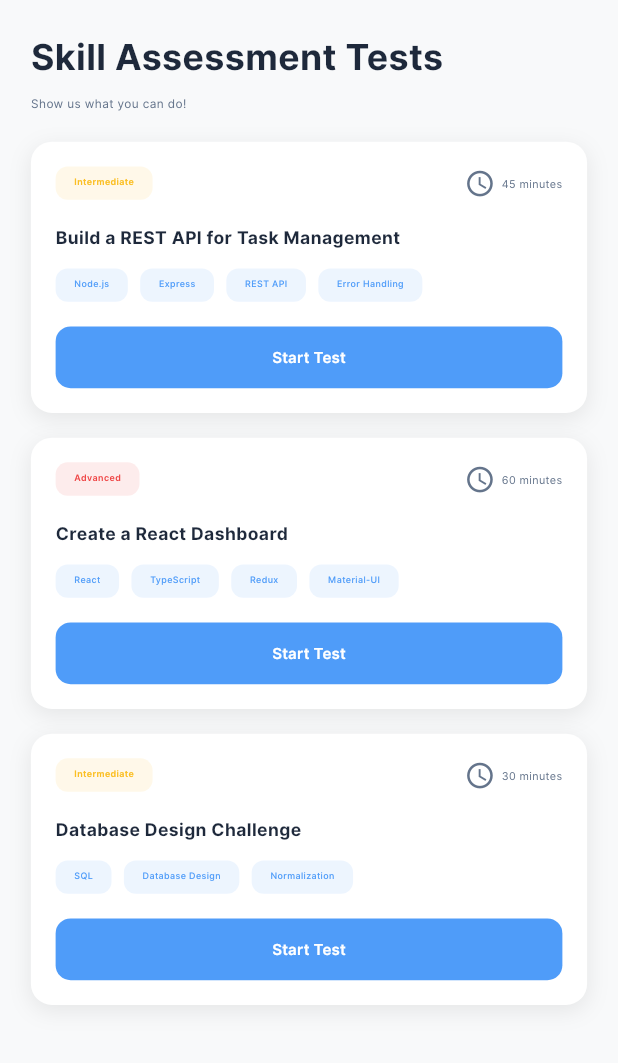
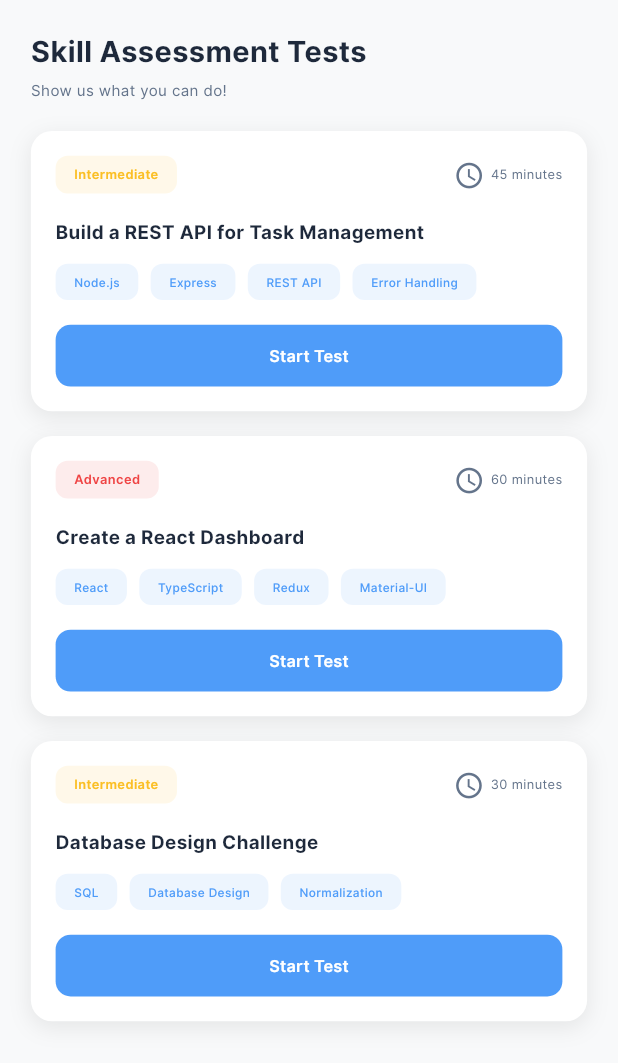
Before and after one commit to yadavshlok/skillpath-app, a Flutter app: the TestListScreen screen opened directly, on a phone screen of 412 x 824 dp. Shown: the top 1063 px of the screen. Run offline on Flutter 3.47's test engine with Material 3 defaults, Android fonts, the phone set to English and light mode, and no system bars; our stand-ins replace fl_chart, get, sizer; accounts and stored records are empty.

Commit message:
nothing nrw

```diff
--- a/lib/screens/test_list_screen.dart
+++ b/lib/screens/test_list_screen.dart
@@ -1,4 +1,3 @@
-// app/screens/tests/test_list_screen.dart
 import 'package:flutter/material.dart';
 import 'package:get/get.dart';
 import 'package:sizer/sizer.dart';
@@ -25,16 +24,16 @@ class TestListScreen extends StatelessWidget {
                     Text(
                       'Skill Assessment Tests',
                       style: TextStyle(
-                        fontSize: 20.sp,
+                        fontSize: 18.sp,
                         fontWeight: FontWeight.w700,
                         color: AppColors.textDark,
                       ),
                     ),
-                    SizedBox(height: 1.h),
+                    SizedBox(height: 0.5.h),
                     Text(
                       'Show us what you can do!',
                       style: TextStyle(
-                        fontSize: 11.5.sp,
+                        fontSize: 13.sp,
                         color: AppColors.textGrey,
                       ),
                     ),
@@ -103,7 +102,7 @@ class TestListScreen extends StatelessWidget {
                 child: Text(
                   difficulty,
                   style: TextStyle(
-                    fontSize: 10.sp,
+                    fontSize: 12.sp,
                     color: _getDifficultyColor(difficulty),
                     fontWeight: FontWeight.w600,
                   ),
@@ -115,7 +114,7 @@ class TestListScreen extends StatelessWidget {
               Text(
                 '$duration minutes',
                 style: TextStyle(
-                  fontSize: 11.sp,
+                  fontSize: 12.sp,
                   color: AppColors.textGrey,
                 ),
               ),
@@ -125,7 +124,7 @@ class TestListScreen extends StatelessWidget {
           Text(
             title,
             style: TextStyle(
-              fontSize: 14.sp,
+              fontSize: 14.5.sp,
               fontWeight: FontWeight.w700,
               color: AppColors.textDark,
             ),
@@ -147,7 +146,7 @@ class TestListScreen extends StatelessWidget {
               child: Text(
                 skill,
                 style: TextStyle(
-                  fontSize: 10.sp,
+                  fontSize: 11.5.sp,
                   color: AppColors.primaryBlue,
                   fontWeight: FontWeight.w500,
                 ),
@@ -174,7 +173,7 @@ class TestListScreen extends StatelessWidget {
               child: Text(
                 'Start Test',
                 style: TextStyle(
-                  fontSize: 13.sp,
+                  fontSize: 13.5.sp,
                   fontWeight: FontWeight.w600,
                 ),
               ),
```
Also changed, not shown: lib/screens/home_screen.dart (+11 -52 lines), pubspec.lock, 1 other file.
